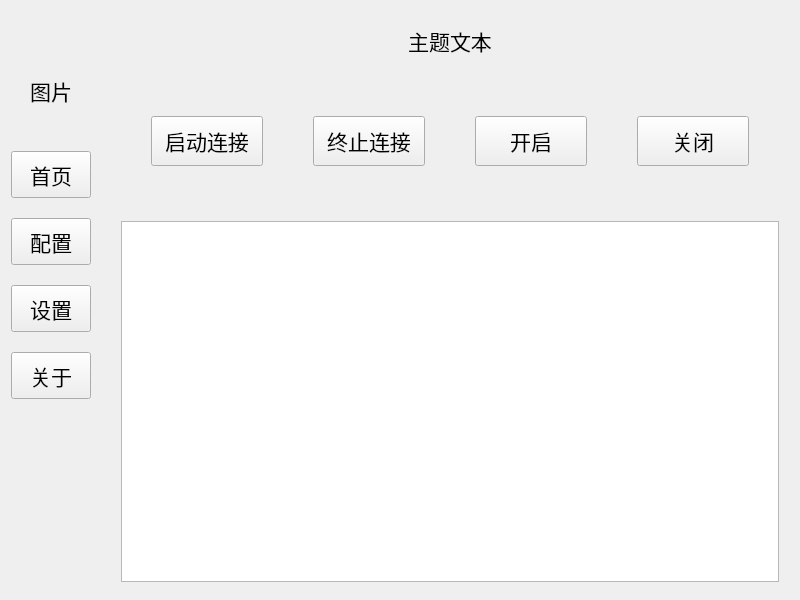
Old version of the form include/DGLABClient.ui in the repository CrimsonSeraph/DG-LAB-Client.
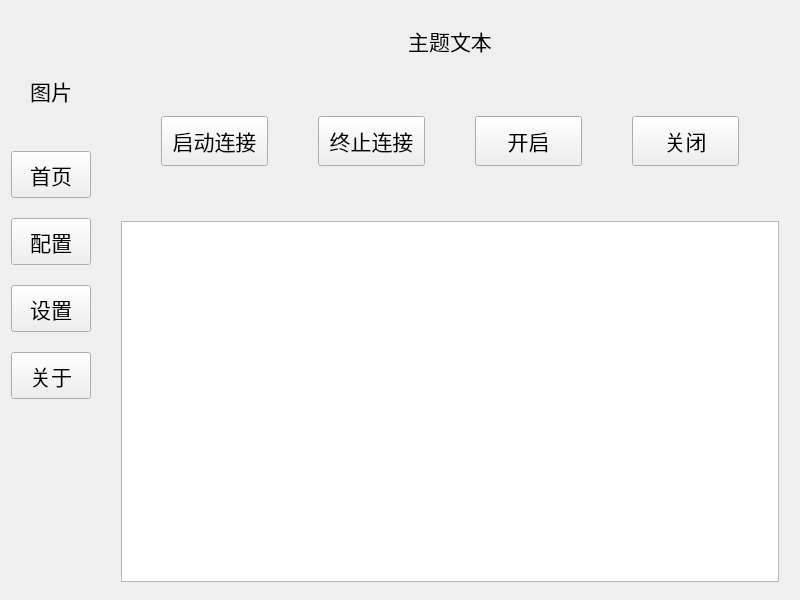
New version of the form. The open tabs and pages were chosen to show the change.

The edit to the form file:
```diff
--- a/include/DGLABClient.ui
+++ b/include/DGLABClient.ui
@@ -188,9 +188,9 @@
          <widget class="QWidget" name="about_page_btns_bar" native="true">
           <property name="geometry">
            <rect>
-            <x>0</x>
+            <x>10</x>
             <y>90</y>
-            <width>698</width>
+            <width>678</width>
             <height>100</height>
            </rect>
           </property>
```
